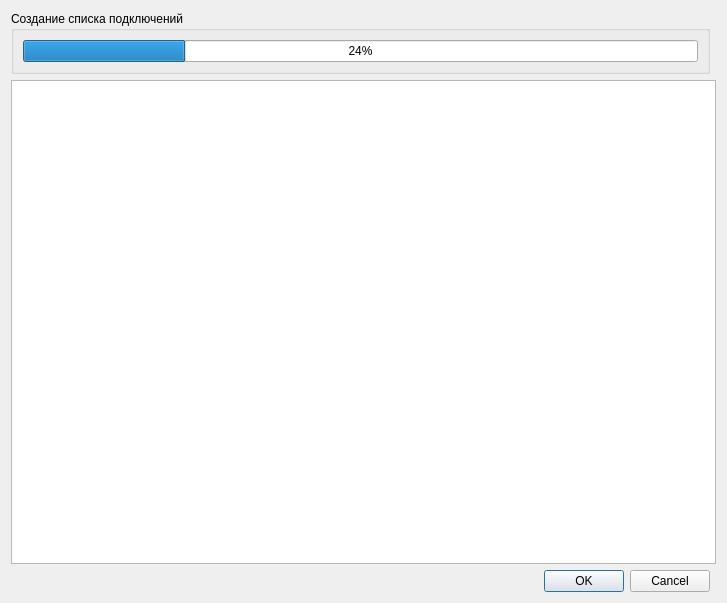
First picture: the form in FuelNameDialog/viewfuelnamedialog.ui, repository rust3128/iMpos, before the edit.
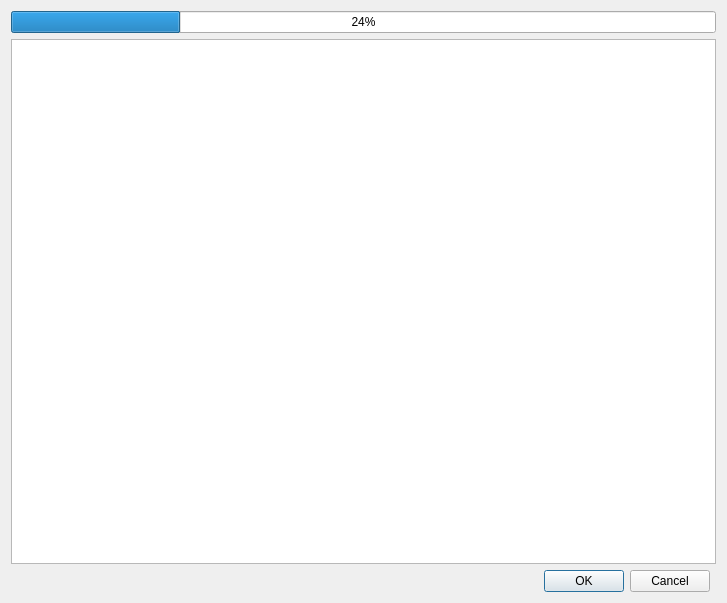
Second picture: the form after the edit.

```diff
--- a/FuelNameDialog/viewfuelnamedialog.ui
+++ b/FuelNameDialog/viewfuelnamedialog.ui
@@ -13,29 +13,7 @@
   <property name="windowTitle">
    <string>Dialog</string>
   </property>
-  <layout class="QGridLayout" name="gridLayout_2">
-   <item row="0" column="0">
-    <widget class="QGroupBox" name="groupBoxGetConnections">
-     <property name="title">
-      <string>Создание списка подключений</string>
-     </property>
-     <property name="flat">
-      <bool>false</bool>
-     </property>
-     <layout class="QGridLayout" name="gridLayout">
-      <item row="0" column="0">
-       <widget class="QProgressBar" name="progressBarGetConnections">
-        <property name="value">
-         <number>24</number>
-        </property>
-        <property name="invertedAppearance">
-         <bool>false</bool>
-        </property>
-       </widget>
-      </item>
-     </layout>
-    </widget>
-   </item>
+  <layout class="QGridLayout" name="gridLayout">
    <item row="2" column="0">
     <widget class="QDialogButtonBox" name="buttonBox">
      <property name="standardButtons">
@@ -44,7 +22,27 @@
     </widget>
    </item>
    <item row="1" column="0" colspan="2">
-    <widget class="QTableWidget" name="tableWidget"/>
+    <widget class="QTableWidget" name="tableWidget">
+     <property name="iconSize">
+      <size>
+       <width>32</width>
+       <height>32</height>
+      </size>
+     </property>
+    </widget>
+   </item>
+   <item row="0" column="0" colspan="2">
+    <widget class="QProgressBar" name="progressBarGetFuel">
+     <property name="value">
+      <number>24</number>
+     </property>
+     <property name="orientation">
+      <enum>Qt::Horizontal</enum>
+     </property>
+     <property name="invertedAppearance">
+      <bool>false</bool>
+     </property>
+    </widget>
    </item>
   </layout>
  </widget>
```
